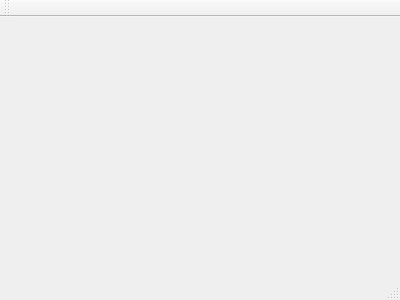
Above: server/mainwindow.ui from chendante/Network-homework before the change. Below: the same form after it.
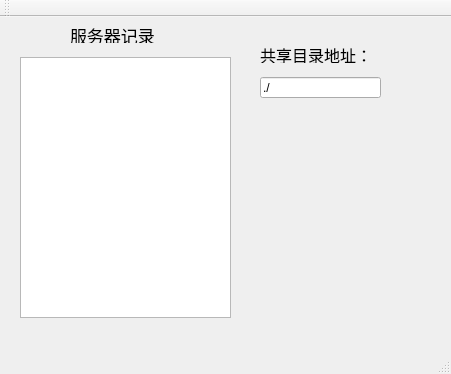
That is the form after the change.

What changed in the file:
```diff
--- a/server/mainwindow.ui
+++ b/server/mainwindow.ui
@@ -1,24 +1,99 @@
 <ui version="4.0">
  <class>MainWindow</class>
- <widget class="QMainWindow" name="MainWindow" >
-  <property name="geometry" >
+ <widget class="QMainWindow" name="MainWindow">
+  <property name="geometry">
    <rect>
     <x>0</x>
     <y>0</y>
-    <width>400</width>
-    <height>300</height>
+    <width>451</width>
+    <height>374</height>
    </rect>
   </property>
   <property name="windowTitle" >
    <string>MainWindow</string>
   </property>
-  <widget class="QMenuBar" name="menuBar" />
-  <widget class="QToolBar" name="mainToolBar" />
-  <widget class="QWidget" name="centralWidget" />
-  <widget class="QStatusBar" name="statusBar" />
+  <widget class="QWidget" name="centralWidget">
+   <widget class="QTextEdit" name="textEdit">
+    <property name="geometry">
+     <rect>
+      <x>20</x>
+      <y>40</y>
+      <width>211</width>
+      <height>261</height>
+     </rect>
+    </property>
+   </widget>
+   <widget class="QLabel" name="label">
+    <property name="geometry">
+     <rect>
+      <x>70</x>
+      <y>10</y>
+      <width>101</width>
+      <height>16</height>
+     </rect>
+    </property>
+    <property name="font">
+     <font>
+      <pointsize>13</pointsize>
+     </font>
+    </property>
+    <property name="text">
+     <string>服务器记录</string>
+    </property>
+   </widget>
+   <widget class="QLabel" name="label_2">
+    <property name="geometry">
+     <rect>
+      <x>260</x>
+      <y>30</y>
+      <width>121</width>
+      <height>16</height>
+     </rect>
+    </property>
+    <property name="font">
+     <font>
+      <pointsize>12</pointsize>
+     </font>
+    </property>
+    <property name="text">
+     <string>共享目录地址：</string>
+    </property>
+   </widget>
+   <widget class="QLineEdit" name="lineEdit">
+    <property name="geometry">
+     <rect>
+      <x>260</x>
+      <y>60</y>
+      <width>121</width>
+      <height>21</height>
+     </rect>
+    </property>
+    <property name="text">
+     <string>./</string>
+    </property>
+   </widget>
+  </widget>
+  <widget class="QMenuBar" name="menuBar">
+   <property name="geometry">
+    <rect>
+     <x>0</x>
+     <y>0</y>
+     <width>451</width>
+     <height>21</height>
+    </rect>
+   </property>
+  </widget>
+  <widget class="QToolBar" name="mainToolBar">
+   <attribute name="toolBarArea">
+    <enum>TopToolBarArea</enum>
+   </attribute>
+   <attribute name="toolBarBreak">
+    <bool>false</bool>
+   </attribute>
+  </widget>
+  <widget class="QStatusBar" name="statusBar"/>
  </widget>
- <layoutDefault spacing="6" margin="11" />
- <pixmapfunction></pixmapfunction>
+ <layoutdefault spacing="6" margin="11"/>
  <resources/>
  <connections/>
 </ui>
```
Left out of the diff: 3 changed lines with no effect on the pictures.
